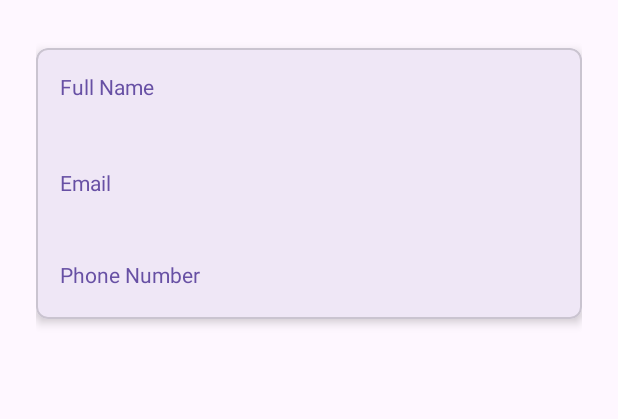
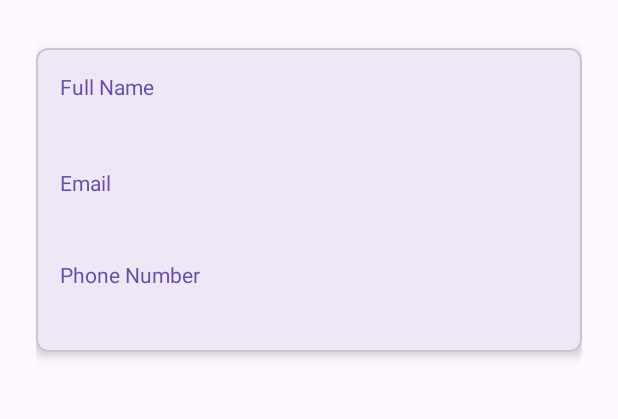
Before and after one commit to RayhanBsyne/BUKU_APP, an Android app: the ProfilActivity screen opened directly, with no data from a screen before it, on a phone screen of 412 x 824 dp, the part 312-731 px from its top. Run offline under Robolectric (Android 15) with nearby library versions, the phone set to English and light mode, and no system bars; 1 statement that could not run was skipped.

Commit message:
menambah codingan textview untuk nomor handphone yang diisikan

```diff
--- a/app/src/main/res/layout/activity_profil.xml
+++ b/app/src/main/res/layout/activity_profil.xml
@@ -90,6 +90,12 @@
                     android:textColor="?attr/colorPrimary"
                     android:layout_marginBottom="4dp"/>
 
+                <TextView
+                    android:id="@+id/phoneText"
+                    android:layout_width="match_parent"
+                    android:layout_height="wrap_content"
+                    android:textSize="16sp"/>
+
             </LinearLayout>
         </com.google.android.material.card.MaterialCardView>
 
```
